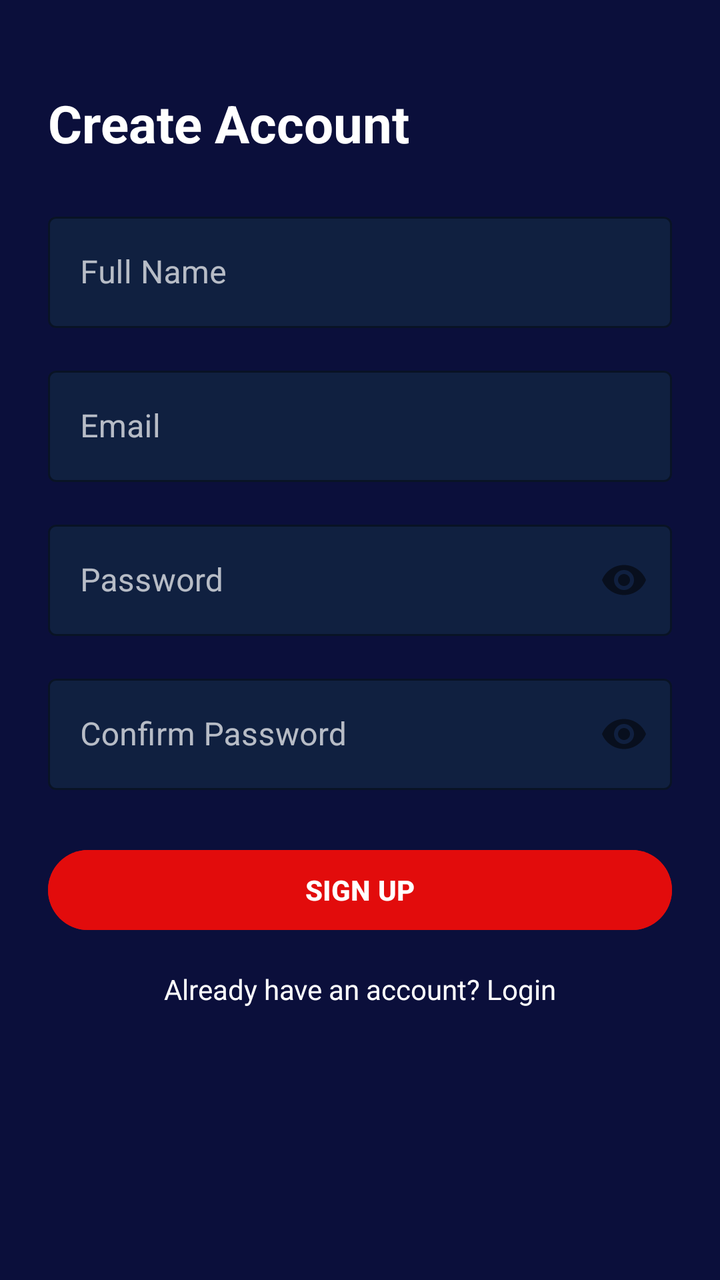
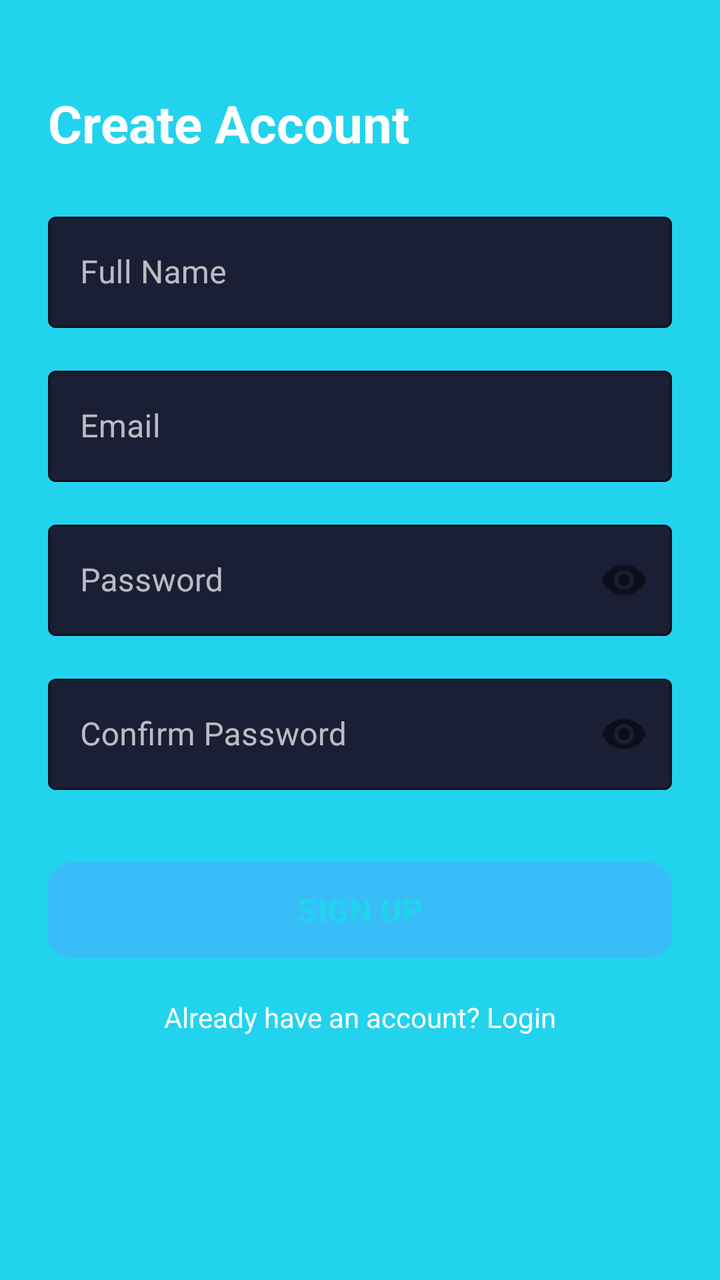

An Android layout rendered at two revisions. The XML below is the earlier revision; the diff shows what the commit changed to produce the second picture.
<!-- AndroidManifest.xml: application theme Theme.SignSpeak -->
<!-- res/layout/activity_signup.xml -->
<?xml version="1.0" encoding="utf-8"?>
<ScrollView xmlns:android="http://schemas.android.com/apk/res/android"
    xmlns:app="http://schemas.android.com/apk/res-auto"
    xmlns:tools="http://schemas.android.com/tools"
    android:layout_width="match_parent"
    android:layout_height="match_parent"
    android:background="#0B0F3B"
    tools:context=".SignupActivity">

    <androidx.constraintlayout.widget.ConstraintLayout
        android:layout_width="match_parent"
        android:layout_height="wrap_content"
        android:padding="24dp">

        
        <TextView
            android:id="@+id/tvTitle"
            android:layout_width="wrap_content"
            android:layout_height="wrap_content"
            android:text="Create Account"
            android:textColor="#FFFFFF"
            android:textSize="26sp"
            android:textStyle="bold"
            app:layout_constraintTop_toTopOf="parent"
            app:layout_constraintStart_toStartOf="parent"
            android:layout_marginTop="20dp" />

        
        <com.google.android.material.textfield.TextInputLayout
            android:id="@+id/tilName"
            style="@style/Widget.MaterialComponents.TextInputLayout.OutlinedBox"
            android:layout_width="0dp"
            android:layout_height="wrap_content"
            android:hint="Full Name"
            android:textColorHint="#B3FFFFFF"
            app:boxStrokeColor="#B3FFFFFF"
            app:boxBackgroundColor="#102040"
            app:layout_constraintTop_toBottomOf="@id/tvTitle"
            app:layout_constraintStart_toStartOf="parent"
            app:layout_constraintEnd_toEndOf="parent"
            android:layout_marginTop="24dp">

            <com.google.android.material.textfield.TextInputEditText
                android:id="@+id/etName"
                android:layout_width="match_parent"
                android:layout_height="wrap_content"
                android:textColor="#FFFFFF"/>
        </com.google.android.material.textfield.TextInputLayout>

        
        <com.google.android.material.textfield.TextInputLayout
            android:id="@+id/tilEmail"
            style="@style/Widget.MaterialComponents.TextInputLayout.OutlinedBox"
            android:layout_width="0dp"
            android:layout_height="wrap_content"
            android:hint="Email"
            android:textColorHint="#B3FFFFFF"
            app:boxStrokeColor="#B3FFFFFF"
            app:boxBackgroundColor="#102040"
            app:layout_constraintTop_toBottomOf="@id/tilName"
            app:layout_constraintStart_toStartOf="parent"
            app:layout_constraintEnd_toEndOf="parent"
            android:layout_marginTop="16dp">

            <com.google.android.material.textfield.TextInputEditText
                android:id="@+id/etEmail"
                android:layout_width="match_parent"
                android:layout_height="wrap_content"
                android:textColor="#FFFFFF" />
        </com.google.android.material.textfield.TextInputLayout>

        
        <com.google.android.material.textfield.TextInputLayout
            android:id="@+id/tilPassword"
            style="@style/Widget.MaterialComponents.TextInputLayout.OutlinedBox"
            android:layout_width="0dp"
            android:layout_height="wrap_content"
            android:hint="Password"
            android:textColorHint="#B3FFFFFF"
            app:passwordToggleEnabled="true"
            app:boxStrokeColor="#B3FFFFFF"
            app:boxBackgroundColor="#102040"
            app:layout_constraintTop_toBottomOf="@id/tilEmail"
            app:layout_constraintStart_toStartOf="parent"
            app:layout_constraintEnd_toEndOf="parent"
            android:layout_marginTop="16dp">

            <com.google.android.material.textfield.TextInputEditText
                android:id="@+id/etPassword"
                android:layout_width="match_parent"
                android:layout_height="wrap_content"
                android:inputType="textPassword"
                android:textColor="#FFFFFF"/>
        </com.google.android.material.textfield.TextInputLayout>

        
        <com.google.android.material.textfield.TextInputLayout
            android:id="@+id/tilConfirm"
            style="@style/Widget.MaterialComponents.TextInputLayout.OutlinedBox"
            android:layout_width="0dp"
            android:layout_height="wrap_content"
            android:hint="Confirm Password"
            android:textColorHint="#B3FFFFFF"
            app:passwordToggleEnabled="true"
            app:boxStrokeColor="#B3FFFFFF"
            app:boxBackgroundColor="#102040"
            app:layout_constraintTop_toBottomOf="@id/tilPassword"
            app:layout_constraintStart_toStartOf="parent"
            app:layout_constraintEnd_toEndOf="parent"
            android:layout_marginTop="16dp">

            <com.google.android.material.textfield.TextInputEditText
                android:id="@+id/etConfirmPassword"
                android:layout_width="match_parent"
                android:layout_height="wrap_content"
                android:inputType="textPassword"
                android:textColor="#FFFFFF"/>
        </com.google.android.material.textfield.TextInputLayout>

        
        <Button
            android:id="@+id/btnSignup"
            android:layout_width="0dp"
            android:layout_height="wrap_content"
            android:text="SIGN UP"
            android:textStyle="bold"
            android:backgroundTint="#E20C0C"
            android:textColor="#FFFFFF"
            android:layout_marginTop="26dp"
            app:layout_constraintTop_toBottomOf="@id/tilConfirm"
            app:layout_constraintStart_toStartOf="parent"
            app:layout_constraintEnd_toEndOf="parent"/>

        
        <TextView
            android:id="@+id/tvLogin"
            android:layout_width="wrap_content"
            android:layout_height="wrap_content"
            android:text="Already have an account? Login"
            android:textColor="#FFFFFF"
            android:textSize="14sp"
            android:layout_marginTop="16dp"
            app:layout_constraintTop_toBottomOf="@id/btnSignup"
            app:layout_constraintStart_toStartOf="parent"
            app:layout_constraintEnd_toEndOf="parent"/>

    </androidx.constraintlayout.widget.ConstraintLayout>

</ScrollView>
<!-- resources referenced by this layout -->
<resources>
  <style name="Theme.SignSpeak" parent="Base.Theme.SignSpeak" />
  <style name="Base.Theme.SignSpeak" parent="Theme.Material3.DayNight.NoActionBar">
          
          
      </style>
</resources>

<!-- the commit's change to res/layout/activity_signup.xml (unified diff, before → after) -->
@@ -4,7 +4,7 @@
     xmlns:tools="http://schemas.android.com/tools"
     android:layout_width="match_parent"
     android:layout_height="match_parent"
-    android:background="#0B0F3B"
+    android:background="@color/colorPrimary"
     tools:context=".SignupActivity">
 
     <androidx.constraintlayout.widget.ConstraintLayout
@@ -34,7 +34,7 @@
             android:hint="Full Name"
             android:textColorHint="#B3FFFFFF"
             app:boxStrokeColor="#B3FFFFFF"
-            app:boxBackgroundColor="#102040"
+            app:boxBackgroundColor="@color/colorSurface"
             app:layout_constraintTop_toBottomOf="@id/tvTitle"
             app:layout_constraintStart_toStartOf="parent"
             app:layout_constraintEnd_toEndOf="parent"
@@ -56,7 +56,7 @@
             android:hint="Email"
             android:textColorHint="#B3FFFFFF"
             app:boxStrokeColor="#B3FFFFFF"
-            app:boxBackgroundColor="#102040"
+            app:boxBackgroundColor="@color/colorSurface"
             app:layout_constraintTop_toBottomOf="@id/tilName"
             app:layout_constraintStart_toStartOf="parent"
             app:layout_constraintEnd_toEndOf="parent"
@@ -79,7 +79,7 @@
             android:textColorHint="#B3FFFFFF"
             app:passwordToggleEnabled="true"
             app:boxStrokeColor="#B3FFFFFF"
-            app:boxBackgroundColor="#102040"
+            app:boxBackgroundColor="@color/colorSurface"
             app:layout_constraintTop_toBottomOf="@id/tilEmail"
             app:layout_constraintStart_toStartOf="parent"
             app:layout_constraintEnd_toEndOf="parent"
@@ -103,7 +103,7 @@
             android:textColorHint="#B3FFFFFF"
             app:passwordToggleEnabled="true"
             app:boxStrokeColor="#B3FFFFFF"
-            app:boxBackgroundColor="#102040"
+            app:boxBackgroundColor="@color/colorSurface"
             app:layout_constraintTop_toBottomOf="@id/tilPassword"
             app:layout_constraintStart_toStartOf="parent"
             app:layout_constraintEnd_toEndOf="parent"
@@ -118,15 +118,17 @@
         </com.google.android.material.textfield.TextInputLayout>
 
         
-        <Button
+        <com.google.android.material.button.MaterialButton
             android:id="@+id/btnSignup"
             android:layout_width="0dp"
-            android:layout_height="wrap_content"
+            android:layout_height="56dp"
             android:text="SIGN UP"
             android:textStyle="bold"
-            android:backgroundTint="#E20C0C"
-            android:textColor="#FFFFFF"
-            android:layout_marginTop="26dp"
+            android:textSize="16sp"
+            app:cornerRadius="12dp"
+            app:backgroundTint="@color/colorAccent"
+            android:textColor="@color/colorPrimary"
+            android:layout_marginTop="32dp"
             app:layout_constraintTop_toBottomOf="@id/tilConfirm"
             app:layout_constraintStart_toStartOf="parent"
             app:layout_constraintEnd_toEndOf="parent"/>
<!-- resource entries referenced after the edit -->
@@ -1,5 +1,8 @@
 <!-- resources referenced by this layout -->
 <resources>
+  <color name="colorAccent">#38BDF8</color>
+  <color name="colorPrimary">#22D3EE</color>
+  <color name="colorSurface">#1A1F35</color>
   <style name="Theme.SignSpeak" parent="Base.Theme.SignSpeak" />
   <style name="Base.Theme.SignSpeak" parent="Theme.Material3.DayNight.NoActionBar">
           
